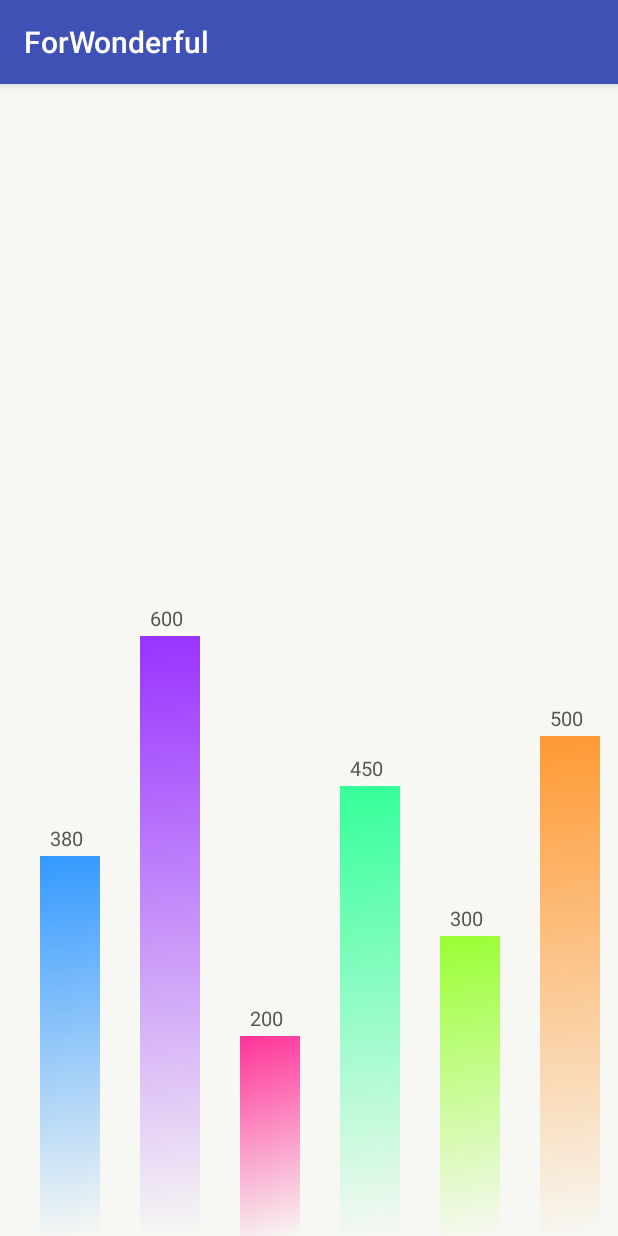
After one commit to Yasic/ForWonderful, an Android app: the HistogramActivity screen opened directly, with no data from a screen before it, on a phone screen of 412 x 824 dp. The commit adds this screen. Run offline under Robolectric (Android 15) with nearby library versions, the phone set to English and light mode, and no system bars.

Commit message:
add histogram view

```diff
--- a/app/src/main/AndroidManifest.xml
+++ b/app/src/main/AndroidManifest.xml
@@ -18,6 +18,8 @@
                 <category android:name="android.intent.category.LAUNCHER" />
             </intent-filter>
         </activity>
+        <activity android:name=".Activity.JumpProcessBarActivity"/>
+        <activity android:name=".Activity.HistogramActivity"/>
     </application>
 
 </manifest>
--- /dev/null
+++ b/app/src/main/java/com/tesmple/chromeprocessbar/Activity/HistogramActivity.java
@@ -0,0 +1,17 @@
+package com.tesmple.chromeprocessbar.Activity;
+
+import android.os.Bundle;
+import android.support.v7.app.AppCompatActivity;
+
+import com.tesmple.chromeprocessbar.R;
+
+/**
+ * Created by ESIR on 2015/10/29.
+ */
+public class HistogramActivity extends AppCompatActivity {
+    @Override
+    protected void onCreate(Bundle savedInstanceState) {
+        super.onCreate(savedInstanceState);
+        setContentView(R.layout.activity_histogram);
+    }
+}
--- /dev/null
+++ b/app/src/main/java/com/tesmple/chromeprocessbar/Views/HistogramView.java
@@ -0,0 +1,122 @@
+package com.tesmple.chromeprocessbar.Views;
+
+import android.animation.ValueAnimator;
+import android.content.Context;
+import android.graphics.Canvas;
+import android.graphics.Color;
+import android.graphics.LinearGradient;
+import android.graphics.Paint;
+import android.graphics.RectF;
+import android.graphics.Shader;
+import android.os.Build;
+import android.util.AttributeSet;
+import android.util.Log;
+import android.view.View;
+import android.view.animation.AccelerateDecelerateInterpolator;
+import android.view.animation.AccelerateInterpolator;
+import android.view.animation.AnticipateInterpolator;
+
+/**
+ * Created by ESIR on 2015/10/29.
+ */
+public class HistogramView extends View {
+    /**
+     * 每个矩形块的宽度
+     */
+    private int RECT_WIDTH = 60;
+
+    /**
+     * 矩形块之间的间距
+     */
+    private int RECT_DISTANCE = 40;
+
+    /**
+     * 画笔
+     */
+    private Paint mPaint;
+
+    private int[][] targetData;
+
+    /**
+     * 待绘制的矩形块矩阵，left为高度，right为颜色
+     */
+    private static final int[][] RECT_ARRAY = {
+            {380, Color.parseColor("#3399ff")},
+            {600, Color.parseColor("#9933ff")},
+            {200, Color.parseColor("#ff3399")},
+            {450, Color.parseColor("#33ff99")},
+            {300, Color.parseColor("#99ff33")},
+            {500, Color.parseColor("#ff9933")}
+    };
+
+    /**
+     * 当前高度变化比例，从0到1
+     */
+    private float currentY = 0.0f;
+
+    public HistogramView(Context context,AttributeSet attrs){
+        super(context, attrs);
+        targetData = RECT_ARRAY;
+        init();
+        initialize();
+    }
+
+    public HistogramView(Context context, AttributeSet attrs , int[][] targetData) {
+        super(context, attrs);
+        if(targetData != null){
+            this.targetData = RECT_ARRAY;
+        }else {
+            this.targetData = targetData;
+        }
+        init();
+        initialize();
+    }
+
+    private void init(){
+        //RECT_DISTANCE = getHeight()/(targetData.length);
+        //RECT_WIDTH = getHeight()/(targetData.length*2);
+    }
+
+    @Override
+    protected void onDraw(Canvas canvas){
+        init();
+        super.onDraw(canvas);
+        if(currentY == 0.0f){
+            playAnimation();
+        }else {
+            for( int i=0; i < RECT_ARRAY.length; i++ ) {
+                int paintXPos = i*(RECT_WIDTH + RECT_DISTANCE) + RECT_DISTANCE;
+                float paintYPos = RECT_ARRAY[i][0] * currentY;
+                Paint textPaint = new Paint();
+                textPaint.setTextSize(20f);
+                textPaint.setAntiAlias(true);
+                textPaint.setColor(Color.parseColor("#545454"));
+                Shader shader = new LinearGradient(paintXPos, getHeight() - paintYPos, paintXPos + RECT_WIDTH, getHeight(),RECT_ARRAY[i][1], Color.parseColor("#f7f8f3"), Shader.TileMode.REPEAT);
+                //mPaint.setColor(RECT_ARRAY[i][1]);
+                mPaint.setShader(shader);
+                canvas.drawRect(paintXPos, getHeight() - paintYPos, paintXPos + RECT_WIDTH, getHeight(), mPaint);
+                canvas.drawText(String.valueOf((int) (RECT_ARRAY[i][0] * currentY)),(float)paintXPos + 10,getHeight()-paintYPos - 10,textPaint);
+            }
+        }
+    }
+
+    protected void initialize() {
+        mPaint = new Paint();
+        mPaint.setAntiAlias(true);
+        mPaint.setStyle(Paint.Style.FILL);
+    }
+
+    private void playAnimation(){
+        ValueAnimator valueAnimator = ValueAnimator.ofFloat(0f, 1.0f);
+        valueAnimator.addUpdateListener(new ValueAnimator.AnimatorUpdateListener() {
+            @Override
+            public void onAnimationUpdate(ValueAnimator animation) {
+                currentY = (Float)animation.getAnimatedValue();
+                invalidate();
+            }
+        });
+        valueAnimator.setInterpolator(new AccelerateDecelerateInterpolator());
+        valueAnimator.setDuration(1000);
+        valueAnimator.start();
+    }
+}
--- /dev/null
+++ b/app/src/main/res/layout/activity_histogram.xml
@@ -0,0 +1,11 @@
+<?xml version="1.0" encoding="utf-8"?>
+<LinearLayout
+    xmlns:android="http://schemas.android.com/apk/res/android"
+    android:orientation="vertical"
+    android:layout_width="match_parent"
+    android:layout_height="match_parent"
+    android:background="#f7f8f3">
+    <com.tesmple.chromeprocessbar.Views.HistogramView
+        android:layout_width="match_parent"
+        android:layout_height="match_parent" />
+</LinearLayout>
--- a/app/src/main/res/values/strings.xml
+++ b/app/src/main/res/values/strings.xml
@@ -1,4 +1,4 @@
 <resources>
-    <string name="app_name">ChromeProcessbar</string>
+    <string name="app_name">ForWonderful</string>
     <string name="title_activity_main">MainActivity</string>
 </resources>
```
Also changed, not shown: app/src/main/java/com/tesmple/chromeprocessbar/Activity/JumpProcessBarActivity.java (added, +17 -0 lines), app/src/main/java/com/tesmple/chromeprocessbar/Activity/MainActivity.java (+28 -4 lines), app/src/main/java/com/tesmple/chromeprocessbar/Views/JumpProcessBarView.java (renamed from app/src/main/java/com/tesmple/chromeprocessbar/Views/Processbar_one.java, +48 -5 lines), app/src/main/res/layout/activity_jumpprocessbar.xml (added, +13 -0 lines), app/src/main/res/layout/activity_main.xml (+16 -4 lines).
